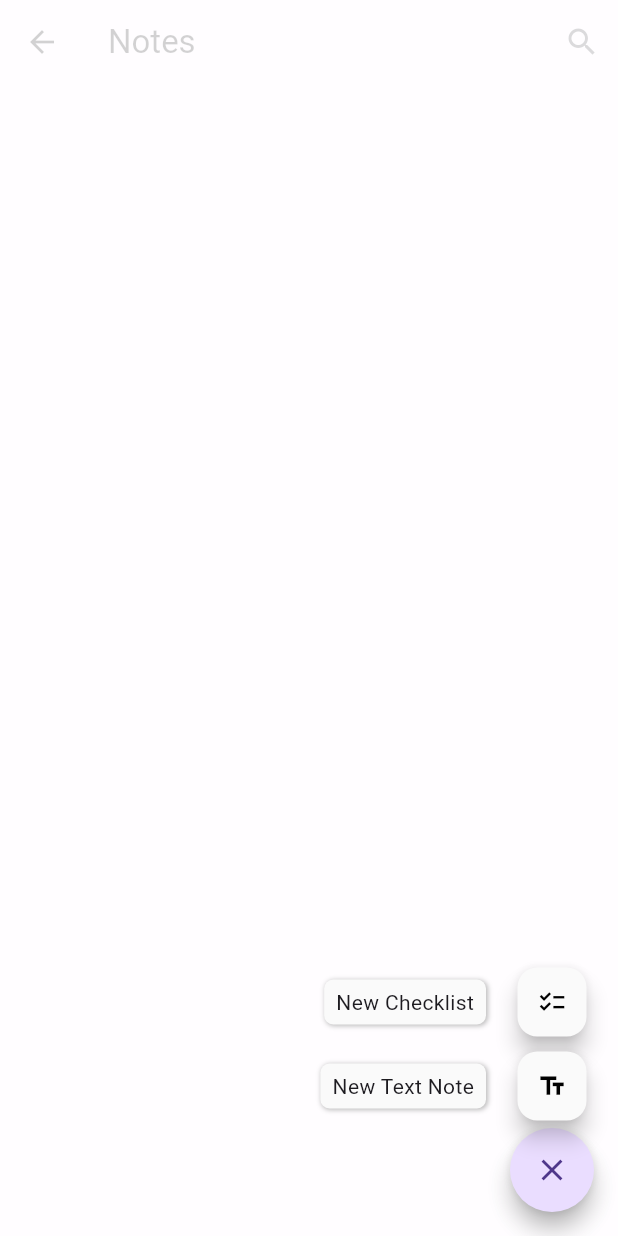
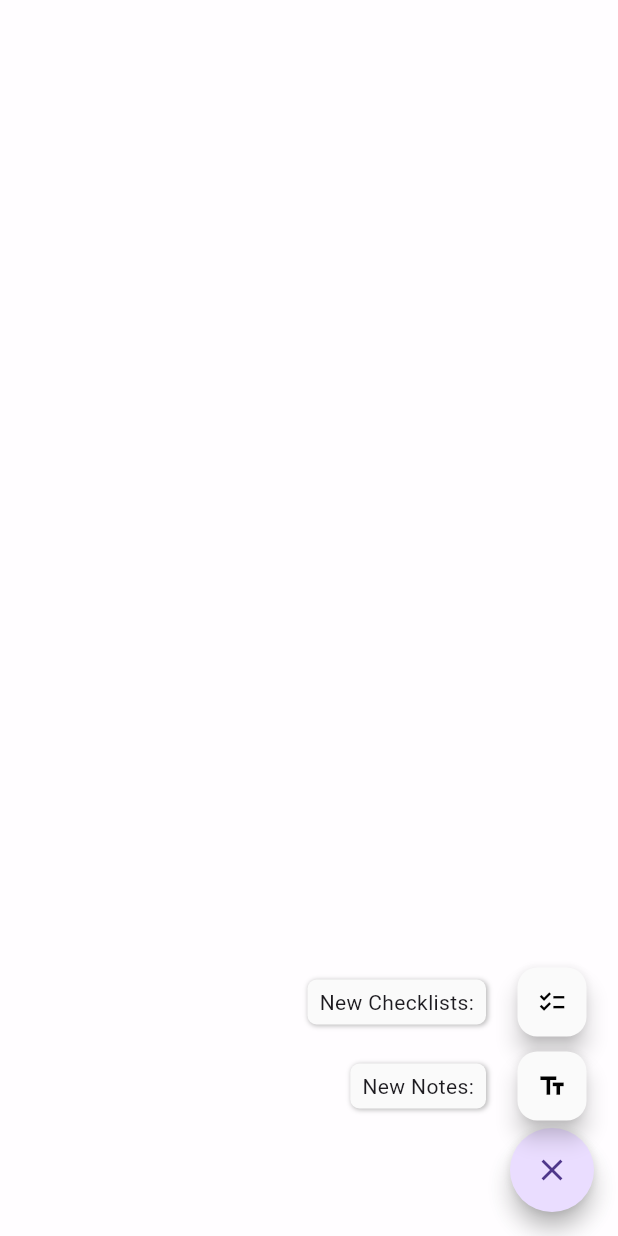
Before and after one commit to AbrahamKiplagat/flutter_testing, a Flutter app: the NotesScreen screen opened directly, after a tap on the "add" icon, on a phone screen of 412 x 824 dp. Run offline on Flutter 3.47's test engine with Material 3 defaults, Android fonts, the light colour scheme and no system bars; drawn by our look-alikes of flutter_speed_dial.

Commit message:
trying to solve a backround first for the notes

```diff
--- a/lib/controllers/notes_controller.dart
+++ b/lib/controllers/notes_controller.dart
@@ -39,19 +39,6 @@ class NotesController extends ValueNotifier<List<Note>> {
 
 
 
-  List<Note> searchNotes(String query) {
-    return value.where((note) =>
-      note.title.toLowerCase().contains(query.toLowerCase()) ||
-      note.content.toLowerCase().contains(query.toLowerCase())
-    ).toList();
-
-
-
-
-
-
-  }
-
 
 
 
--- a/lib/models/note_model.dart
+++ b/lib/models/note_model.dart
@@ -46,6 +46,11 @@ class Note {
     bool? isPinned,
   })
 
+
+
+
+
+
    {
     return Note(
       id: id ?? this.id,
--- a/lib/screens/notes_screen.dart
+++ b/lib/screens/notes_screen.dart
@@ -10,23 +10,18 @@ class NotesScreen extends StatefulWidget {
   State<NotesScreen> createState() => _NotesScreenState();
 }
 
+
+
+
+
+
 class _NotesScreenState extends State<NotesScreen> {
   final NotesController _notesController = NotesController();
-  final TextEditingController _searchController = TextEditingController();
 
   @override
   Widget build(BuildContext context) {
     return Scaffold(
-      appBar: AppBar(
-        title: const Text('Notes'),
-        actions: [
-          IconButton(
-            icon: const Icon(Icons.search),
-            onPressed: _showSearchDialog,
-          ),
-        ],
-      ),
-      body: ValueListenableBuilder<List<Note>>(
+           body: ValueListenableBuilder<List<Note>>(
         valueListenable: _notesController,
         builder: (context, notes, _) {
           return GridView.builder(
@@ -99,12 +94,12 @@ class _NotesScreenState extends State<NotesScreen> {
       activeIcon: Icons.close,
       children: [
         SpeedDialChild(
-          label: 'New Text Note',
+          label: 'New Notes:',
           child: const Icon(Icons.text_fields),
           onTap: _createNewNote,
         ),
         SpeedDialChild(
-          label: 'New Checklist',
+          label: 'New Checklists:',
           child: const Icon(Icons.checklist),
           onTap: _createChecklist,
         ),
@@ -115,8 +110,8 @@ class _NotesScreenState extends State<NotesScreen> {
   void _createNewNote() {
     final newNote = Note(
       id: DateTime.now().millisecondsSinceEpoch.toString(),
-      title: 'New Note',
-      content: 'Start writing...',
+      title: 'Your Note',
+      content: 'Start writing Note...',
       createdAt: DateTime.now(),
       updatedAt: DateTime.now(),
     );
@@ -127,8 +122,8 @@ class _NotesScreenState extends State<NotesScreen> {
   void _createChecklist() {
     final newChecklist = Note(
       id: DateTime.now().millisecondsSinceEpoch.toString(),
-      title: 'New Checklist',
-      content: '- [ ] Item 1\n- [ ] Item 2',
+      title: 'Your Checklist',
+      content: '- [ ] Enter notes here\n- [ ] Enter notes here\n',
       createdAt: DateTime.now(),
       updatedAt: DateTime.now(),
     );
@@ -148,7 +143,7 @@ class _NotesScreenState extends State<NotesScreen> {
               controller: TextEditingController(text: note.content),
               maxLines: null,
               decoration: const InputDecoration(
-                hintText: 'Start typing...',
+                hintText: 'Start Typing Notes...',
                 border: InputBorder.none,
               ),
             ),
@@ -158,53 +153,7 @@ class _NotesScreenState extends State<NotesScreen> {
     );
   }
 
-  void _showSearchDialog() {
-    showDialog(
-      context: context,
-      builder: (context) => AlertDialog(
-        title: const Text('Search Notes'),
-        content: TextField(
-          controller: _searchController,
-          decoration: const InputDecoration(hintText: 'Search...'),
-        ),
-        actions: [
 
-
-
-
-
-
-
-
-          TextButton(
-            onPressed: () => Navigator.pop(context),
-            child: const Text('Cancel'),
-          ),
-
-
-
-
-
-
-          TextButton(
-            onPressed: () {
-              final results = _notesController.searchNotes(_searchController.text);
-              // Implement search results display
-              Navigator.pop(context);
-            },
-            child: const Text('Search'),
-          ),
-
-
-
-
-
-
-
-        ],
-      ),
-    );
-  }
 
   void _showNoteOptions(Note note) {
     showModalBottomSheet(
```
Also changed, not shown: lib/widgets/rich_text_editor.dart (deleted).
